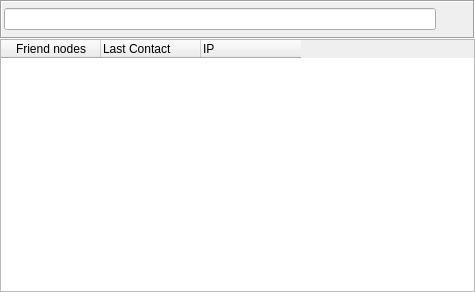
Before: the Qt Designer form retroshare-gui/src/gui/common/FriendList.ui in RetroShare/RetroShare, drawn with Qt 5.
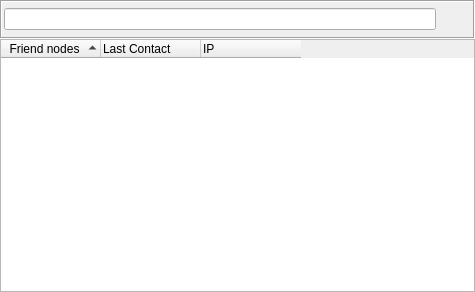
After: the same form once the commit is applied. Icons and pictures are not drawn. Custom widgets are drawn as their Qt base class.

Commit message: Enabled sort by columns other than name combined with sort by state in FriendList.

```diff
--- a/retroshare-gui/src/gui/common/FriendList.ui
+++ b/retroshare-gui/src/gui/common/FriendList.ui
@@ -75,6 +75,9 @@
      <property name="contextMenuPolicy">
       <enum>Qt::CustomContextMenu</enum>
      </property>
+     <property name="sortingEnabled">
+      <bool>true</bool>
+     </property>
      <property name="allColumnsShowFocus">
       <bool>true</bool>
      </property>
```
Left out of the diff: 22 changed lines with no effect on the pictures. The commit also changes 4 other files.
